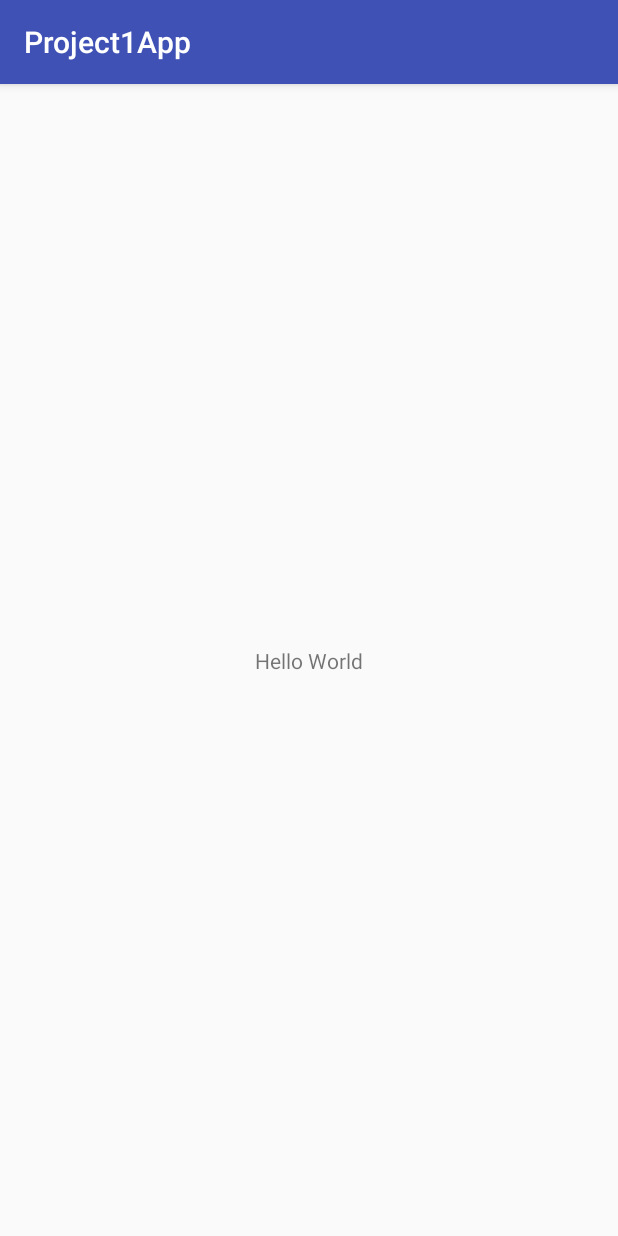
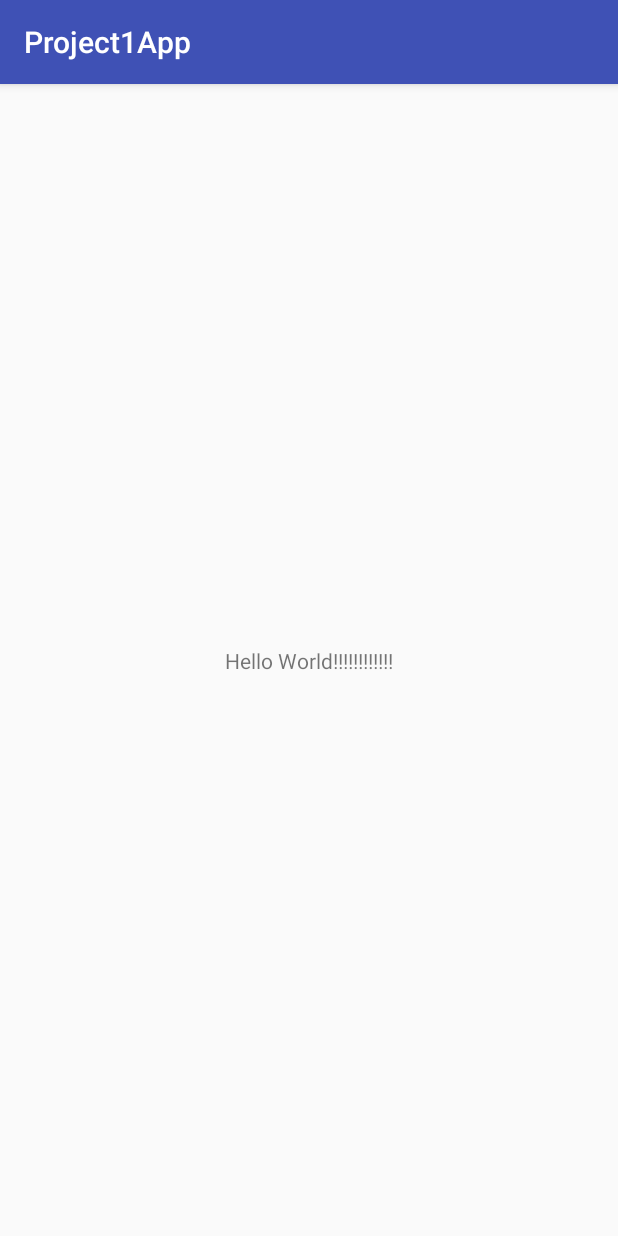
Before and after one commit to IsraelF6/project1, an Android app: the screen it shows after launch (MainActivity), on a phone screen of 412 x 824 dp. Run offline under Robolectric (Android 15) with nearby library versions, the phone set to English and light mode, and no system bars.

```diff
--- a/app/src/main/res/layout/activity_main.xml
+++ b/app/src/main/res/layout/activity_main.xml
@@ -9,7 +9,7 @@
     <TextView
         android:layout_width="wrap_content"
         android:layout_height="wrap_content"
-        android:text="Hello World"
+        android:text="Hello World!!!!!!!!!!!!"
         app:layout_constraintBottom_toBottomOf="parent"
         app:layout_constraintLeft_toLeftOf="parent"
         app:layout_constraintRight_toRightOf="parent"
--- a/build.gradle
+++ b/build.gradle
@@ -5,7 +5,7 @@ buildscript {
         jcenter()
     }
     dependencies {
-        classpath 'com.android.tools.build:gradle:2.3.2'
+        classpath 'com.android.tools.build:gradle:2.3.3'
 
         // NOTE: Do not place your application dependencies here; they belong
         // in the individual module build.gradle files
```
